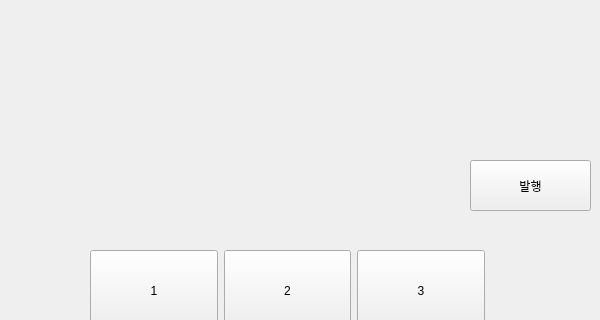
Before: the Qt Designer form KIOSKK/McD/payment.ui in horoyoii/KIOSK, drawn with Qt 5; both pictures show x 0 to 600 and y 0 to 320 of the 600 by 700 pixel window.
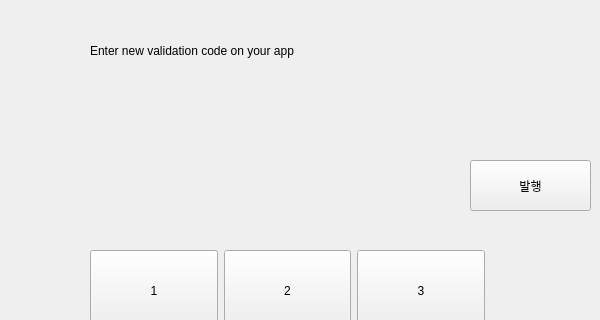
After: the same form once the commit is applied.

Patch:
```diff
--- a/KIOSKK/McD/payment.ui
+++ b/KIOSKK/McD/payment.ui
@@ -259,6 +259,32 @@
     <string/>
    </property>
   </widget>
+  <widget class="QLabel" name="Time">
+   <property name="geometry">
+    <rect>
+     <x>200</x>
+     <y>180</y>
+     <width>231</width>
+     <height>21</height>
+    </rect>
+   </property>
+   <property name="text">
+    <string/>
+   </property>
+  </widget>
+  <widget class="QLabel" name="label_en">
+   <property name="geometry">
+    <rect>
+     <x>90</x>
+     <y>30</y>
+     <width>401</width>
+     <height>41</height>
+    </rect>
+   </property>
+   <property name="text">
+    <string>Enter new validation code on your app</string>
+   </property>
+  </widget>
   <zorder>Background_label</zorder>
   <zorder>push_send_otp</zorder>
   <zorder>push_fin</zorder>
```
Left out of the diff: 2 changed lines with no effect on the pictures.
